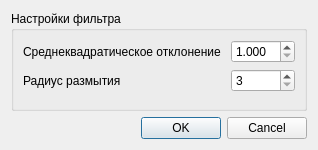
This is src/settingsdialog.ui in Frodox/gaussian-blur-qt-example as Qt 5 draws it before an edit. The edited form follows.
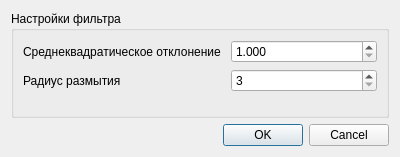
This is the edited form. Icons and pictures are not drawn.

Commit message: remove status bar. remove second label for img. fix bug with very big images

Patch:
```diff
--- a/src/settingsdialog.ui
+++ b/src/settingsdialog.ui
@@ -6,8 +6,8 @@
    <rect>
     <x>0</x>
     <y>0</y>
-    <width>311</width>
-    <height>150</height>
+    <width>400</width>
+    <height>157</height>
    </rect>
   </property>
   <property name="windowTitle">
```
Left out of the diff: 10 changed lines with no effect on the pictures. The commit also changes 4 other files.
